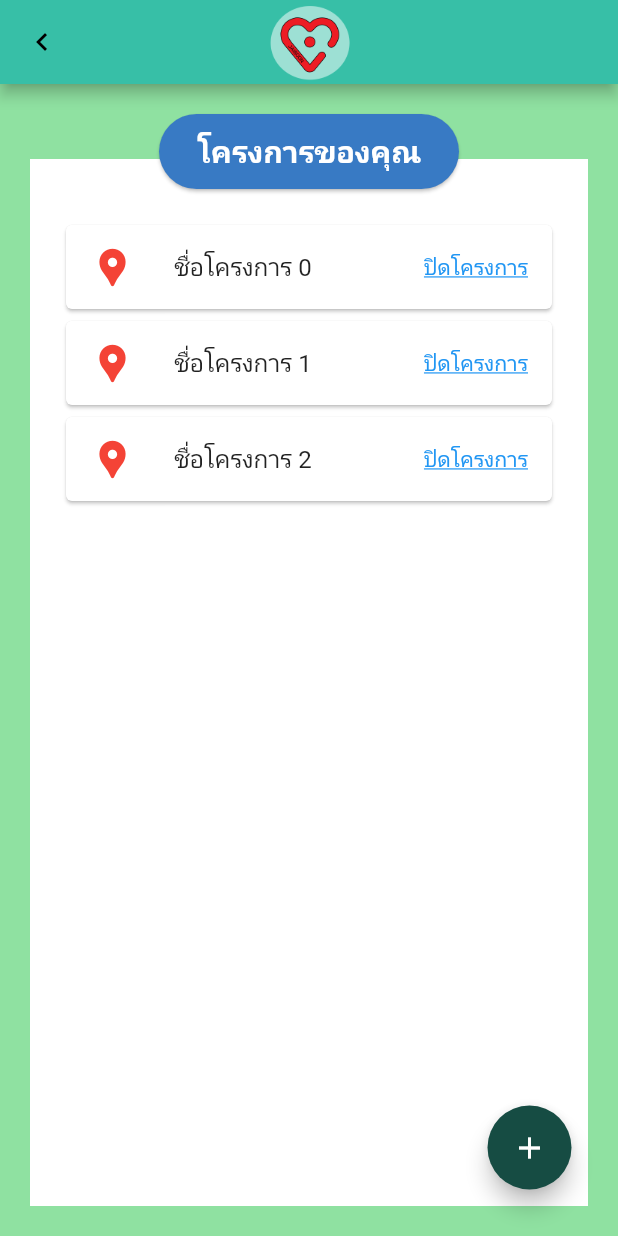
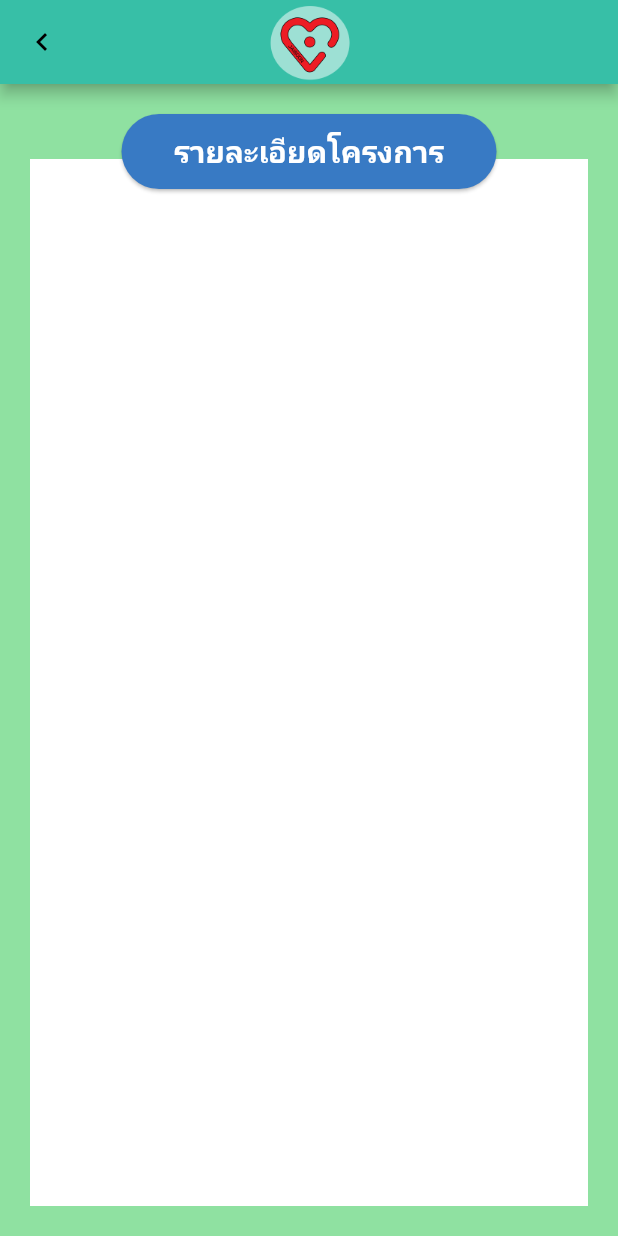
Before and after one commit to Jumptothehell/myapp_test01, a Flutter app: the screen it shows after launch, after a tap on the "add" icon, on a phone screen of 412 x 824 dp. Run offline on Flutter 3.47's test engine with Material 2 defaults, Android fonts, the phone set to English and light mode, and no system bars.

Commit message:
ADD: click + button to projectdetail.dart

```diff
--- a/lib/main.dart
+++ b/lib/main.dart
@@ -1,5 +1,6 @@
 import 'package:flutter/material.dart';
 import 'package:myapp_test01/config/palette.dart';
+import 'package:myapp_test01/projectdetail.dart';
 // import 'package:google_fonts/google_fonts.dart';
 
 void main() {
@@ -119,7 +120,12 @@ class _MyHomePageState extends State<MyHomePage> {
         floatingActionButton: Padding(
           padding: const EdgeInsets.only(bottom: 15.0, right: 15.0),
           child: FloatingActionButton(
-            onPressed: () {},
+            foregroundColor: Palette.kToDark,
+            onPressed: () {
+              Navigator.push(context, MaterialPageRoute(builder: (context) {
+                return const ProjectDetail();
+              }));
+            },
             tooltip: 'Increment',
             child: const Icon(Icons.add),
           ),
--- a/lib/mywidget.dart
+++ /dev/null
@@ -1,33 +0,0 @@
-import 'package:flutter/material.dart';
-
-//import 'package:flutter/src/widgets/framework.dart';
-//import 'package:flutter/src/widgets/placeholder.dart';
-void main() {
-  runApp(const MaterialApp(
-    home: MyWidget(),
-  ));
-}
-
-class MyWidget extends StatefulWidget {
-  const MyWidget({super.key});
-
-  @override
-  State<MyWidget> createState() => _MyWidgetState();
-}
-
-class _MyWidgetState extends State<MyWidget> {
-  @override
-  Widget build(BuildContext context) {
-    return Scaffold(
-      appBar: AppBar(
-        leading: const BackButton(
-          color: Colors.black,
-        ),
-      ),
-      //       appBar: AppBar(
-      //   leading: const BackButton(color: Colors.black),
-      // ),
-      // );
-    );
-  }
-}
--- /dev/null
+++ b/lib/projectdetail.dart
@@ -0,0 +1,74 @@
+import 'package:flutter/material.dart';
+
+//import 'package:flutter/src/widgets/framework.dart';
+//import 'package:flutter/src/widgets/placeholder.dart';
+void main() {
+  runApp(const MaterialApp(
+    home: ProjectDetail(),
+  ));
+}
+
+class ProjectDetail extends StatefulWidget {
+  const ProjectDetail({super.key});
+
+  @override
+  State<ProjectDetail> createState() => _ProjectDetailState();
+}
+
+class _ProjectDetailState extends State<ProjectDetail> {
+  @override
+  Widget build(BuildContext context) {
+    return Scaffold(
+        appBar: AppBar(
+          leading: IconButton(
+            onPressed: () {},
+            icon: const Icon(Icons.chevron_left),
+            color: Colors.black,
+          ),
+          title: Container(
+            margin: const EdgeInsets.only(top: 6.0),
+            child: Image.asset(
+              'assets/img/Logo.png',
+              fit: BoxFit.contain,
+              scale: 8,
+            ),
+          ),
+          centerTitle: true,
+        ),
+        body: Scrollbar(
+            child: Stack(
+          children: [
+            Container(
+              margin: const EdgeInsets.only(
+                  left: 20, right: 20, top: 50, bottom: 20),
+              color: Colors.white,
+            ),
+            Container(
+              alignment: Alignment.topCenter,
+              child: Card(
+                margin: const EdgeInsets.all(20),
+                shape: RoundedRectangleBorder(
+                    borderRadius: BorderRadius.circular(50)),
+                color: const Color(0xff387AC4),
+                child: SizedBox(
+                  width: 250,
+                  height: 50,
+                  child: Row(
+                    mainAxisAlignment: MainAxisAlignment.center,
+                    children: const [
+                      Text(
+                        "รายละเอียดโครงการ",
+                        style: TextStyle(
+                            color: Colors.white,
+                            fontSize: 20,
+                            fontWeight: FontWeight.bold),
+                      ),
+                    ],
+                  ),
+                ),
+              ),
+            ),
+          ],
+        )));
+  }
+}
```
